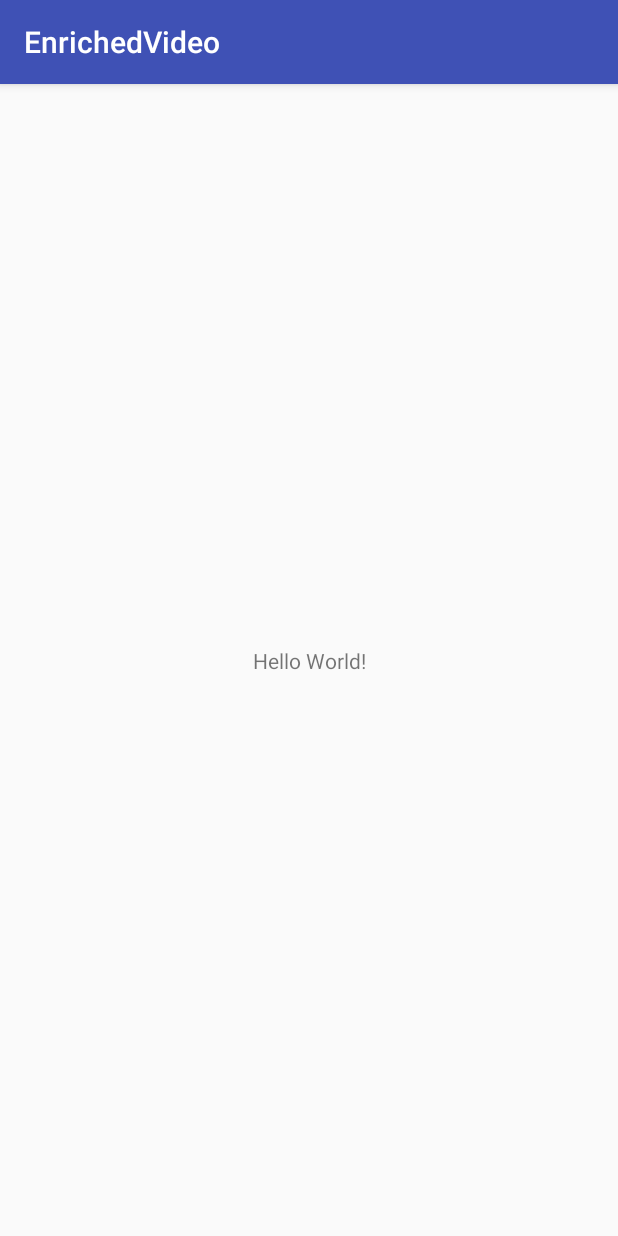
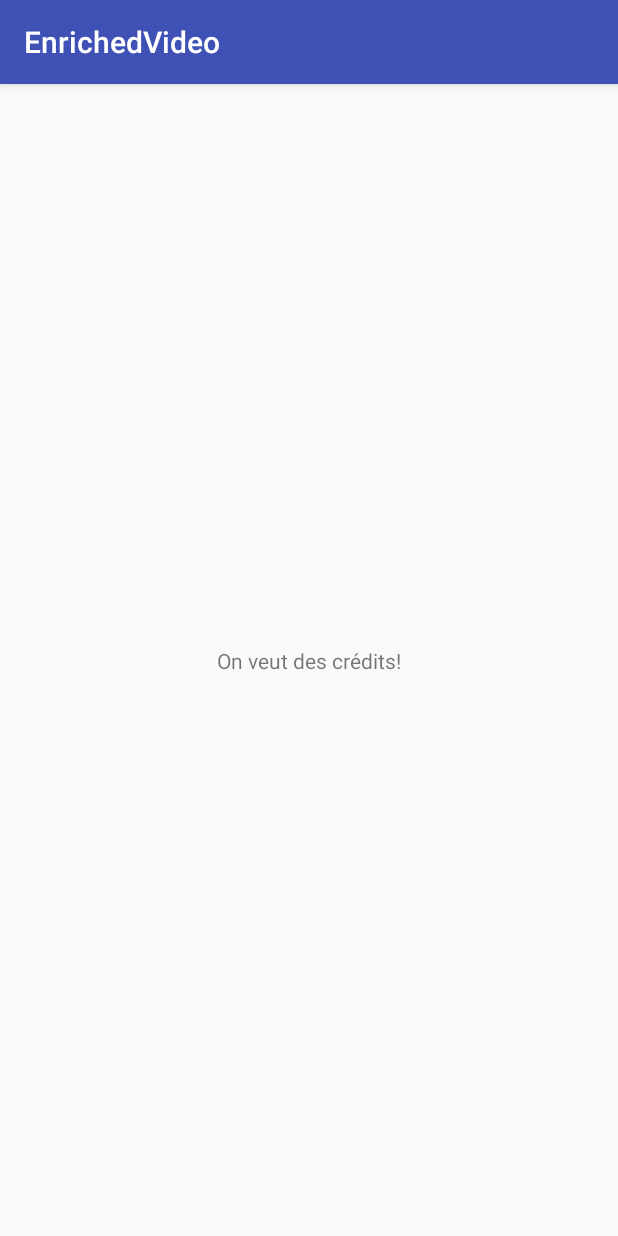
Before and after one commit to NguyenCPV/EnrichedVideo, an Android app: the screen it shows after launch (MainActivity), on a phone screen of 412 x 824 dp. Run offline under Robolectric (Android 15) with nearby library versions, the phone set to English and light mode, and no system bars.

Commit message:
Test Cyp

```diff
--- a/app/src/main/res/layout/activity_main.xml
+++ b/app/src/main/res/layout/activity_main.xml
@@ -9,7 +9,7 @@
     <TextView
         android:layout_width="wrap_content"
         android:layout_height="wrap_content"
-        android:text="Hello World!"
+        android:text="On veut des crédits!"
         app:layout_constraintBottom_toBottomOf="parent"
         app:layout_constraintLeft_toLeftOf="parent"
         app:layout_constraintRight_toRightOf="parent"
```
